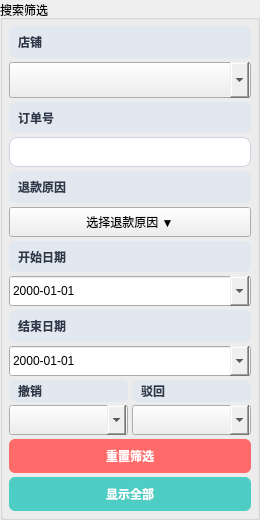
Before: the Qt Designer form search_panel.ui in 244727418/shouhou, drawn with Qt 5.
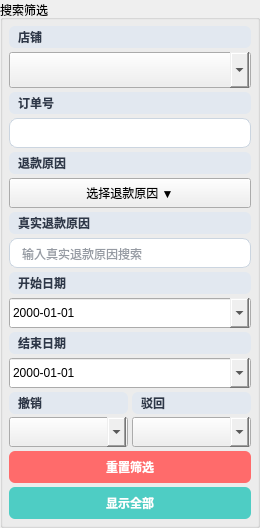
After: the same form once the commit is applied.

Commit message: 优化了品质退款

What changed in the file:
```diff
--- a/search_panel.ui
+++ b/search_panel.ui
@@ -108,6 +108,32 @@
     </widget>
    </item>
    <item row="6" column="0">
+    <widget class="QLabel" name="label_real_reason">
+     <property name="text">
+      <string>真实退款原因</string>
+     </property>
+     <property name="styleSheet">
+      <string notr="true">padding: 2px 6px; font-weight: bold; color: #2D3748; background-color: #E2E8F0; border-radius: 6px; font-size: 12px;</string>
+     </property>
+    </widget>
+   </item>
+   <item row="7" column="0">
+    <widget class="QLineEdit" name="search_real_reason_edit">
+     <property name="minimumSize">
+      <size>
+       <width>0</width>
+       <height>30</height>
+      </size>
+     </property>
+     <property name="placeholderText">
+      <string>输入真实退款原因搜索</string>
+     </property>
+     <property name="styleSheet">
+      <string notr="true">padding: 6px 10px; border: 1px solid #CBD5E0; border-radius: 8px; background-color: #ffffff; font-size: 12px; color: #2D3748;</string>
+     </property>
+    </widget>
+   </item>
+   <item row="8" column="0">
     <widget class="QLabel" name="label_start_date">
      <property name="text">
       <string>开始日期</string>
@@ -117,7 +143,7 @@
      </property>
     </widget>
    </item>
-   <item row="7" column="0">
+   <item row="9" column="0">
     <widget class="QDateEdit" name="start_date_edit">
      <property name="calendarPopup">
       <bool>true</bool>
@@ -136,7 +162,7 @@
      </property>
     </widget>
    </item>
-   <item row="8" column="0">
+   <item row="10" column="0">
     <widget class="QLabel" name="label_end_date">
      <property name="text">
       <string>结束日期</string>
@@ -146,7 +172,7 @@
      </property>
     </widget>
    </item>
-   <item row="9" column="0">
+   <item row="11" column="0">
     <widget class="QDateEdit" name="end_date_edit">
      <property name="calendarPopup">
       <bool>true</bool>
@@ -165,7 +191,7 @@
      </property>
     </widget>
    </item>
-   <item row="10" column="0">
+   <item row="12" column="0">
     <layout class="QHBoxLayout" name="cancel_reject_layout">
      <property name="spacing">
       <number>4</number>
@@ -232,7 +258,7 @@
      </item>
     </layout>
    </item>
-   <item row="11" column="0">
+   <item row="13" column="0">
     <widget class="QPushButton" name="reset_btn">
      <property name="minimumSize">
       <size>
@@ -248,7 +274,7 @@
      </property>
     </widget>
    </item>
-   <item row="12" column="0">
+   <item row="14" column="0">
     <widget class="QPushButton" name="show_all_btn">
      <property name="minimumSize">
       <size>
```
The commit also changes 26 other files.
